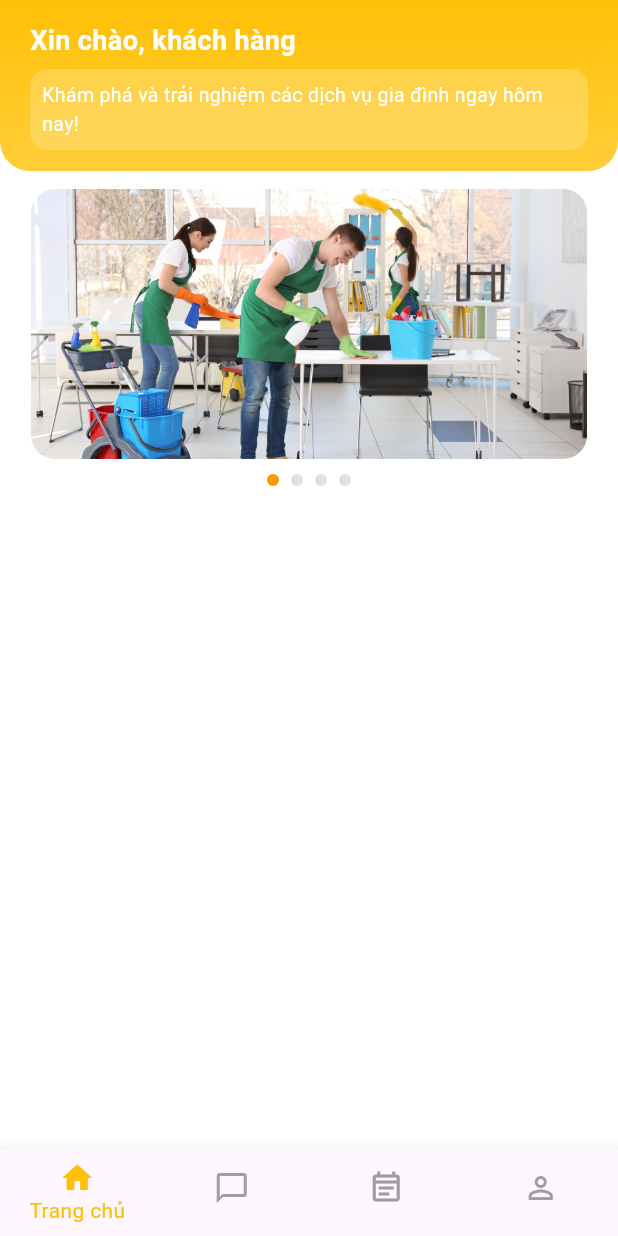
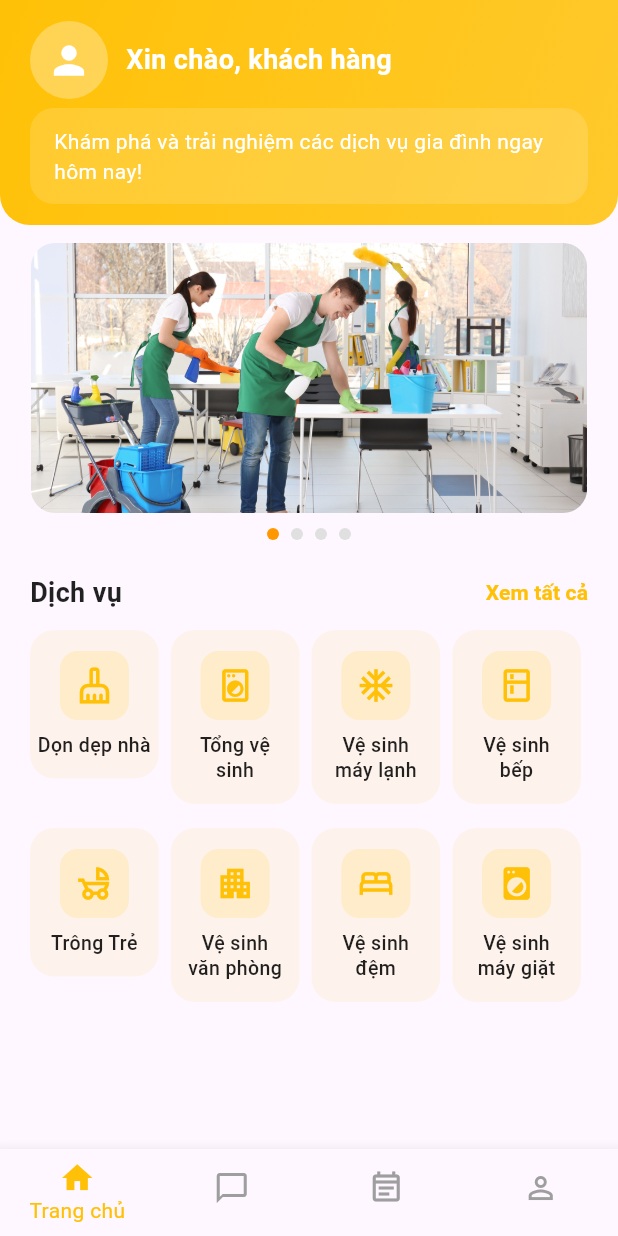
Before and after one commit to hthyen/TidyBee, a Flutter app: the screen it shows after launch, on a phone screen of 412 x 824 dp. Run offline on Flutter 3.47's test engine with Material 3 defaults, Android fonts, the phone set to English and light mode, and no system bars; drawn by our look-alikes of carousel_slider; our stand-ins replace go_router, shared_preferences.

Commit message:
Add ui home services

```diff
--- a/tidybee_fe_app/lib/features/customer/screens/customer_home/customer_home_screen.dart
+++ b/tidybee_fe_app/lib/features/customer/screens/customer_home/customer_home_screen.dart
@@ -1,6 +1,7 @@
 import 'package:flutter/material.dart';
 import 'package:tidybee_fe_app/features/customer/widgets/homepage_widgets/home_banner_slide.dart';
 import 'package:tidybee_fe_app/features/customer/widgets/homepage_widgets/home_header.dart';
+import 'package:tidybee_fe_app/features/customer/widgets/homepage_widgets/home_services.dart';
 
 class CustomerHomeScreen extends StatefulWidget {
   final String token;
@@ -15,7 +16,6 @@ class _CustomerHomeScreenState extends State<CustomerHomeScreen> {
   @override
   Widget build(BuildContext context) {
     return Scaffold(
-      backgroundColor: Colors.white,
       body: SafeArea(
         child: SingleChildScrollView(
           child: Column(
@@ -29,6 +29,11 @@ class _CustomerHomeScreenState extends State<CustomerHomeScreen> {
 
               // Slide images
               HomeBannerSlide(),
+
+              SizedBox(height: 12),
+
+              // Home services
+              HomeServices(),
             ],
           ),
         ),
--- a/tidybee_fe_app/lib/features/customer/widgets/homepage_widgets/home_header.dart
+++ b/tidybee_fe_app/lib/features/customer/widgets/homepage_widgets/home_header.dart
@@ -19,9 +19,9 @@ class _HomeHeaderState extends State<HomeHeader> {
       // Header colors
       decoration: BoxDecoration(
         gradient: LinearGradient(
-          colors: [AppColors.primary, AppColors.primary.withOpacity(0.8)],
-          begin: Alignment.topCenter,
-          end: Alignment.bottomCenter,
+          colors: [AppColors.primary, AppColors.primary.withOpacity(0.85)],
+          begin: Alignment.topLeft,
+          end: Alignment.bottomRight,
         ),
         borderRadius: const BorderRadius.only(
           bottomLeft: Radius.circular(20),
@@ -33,6 +33,21 @@ class _HomeHeaderState extends State<HomeHeader> {
       child: Column(
         crossAxisAlignment: CrossAxisAlignment.start,
         children: [
+          Row(
+            children: [
+              // Avatar
+              CircleAvatar(
+                radius: 26,
+                backgroundColor: Colors.white.withOpacity(0.3),
+                child: const Icon(Icons.person, size: 30, color: Colors.white),
+              ),
+
+              const SizedBox(width: 12),
+
+              // Greeting
+              Column(
+                crossAxisAlignment: CrossAxisAlignment.start,
+                children: [
                   // Title
                   Text(
                     "Xin chào, ${widget.userName}",
@@ -42,19 +57,24 @@ class _HomeHeaderState extends State<HomeHeader> {
                       fontWeight: FontWeight.w600,
                     ),
                   ),
+                ],
+              ),
+            ],
+          ),
 
           const SizedBox(height: 6),
 
           // Subtitle
           Container(
-            padding: const EdgeInsets.all(8),
+            width: double.infinity,
+            padding: const EdgeInsets.symmetric(horizontal: 16, vertical: 12),
             decoration: BoxDecoration(
-              color: Colors.white.withOpacity(0.2),
-              borderRadius: BorderRadius.circular(12),
+              color: Colors.white.withOpacity(0.15),
+              borderRadius: BorderRadius.circular(16),
             ),
             child: const Text(
               "Khám phá và trải nghiệm các dịch vụ gia đình ngay hôm nay!",
-              style: TextStyle(color: Colors.white, fontSize: 13),
+              style: TextStyle(color: Colors.white, fontSize: 14, height: 1.4),
             ),
           ),
         ],
--- /dev/null
+++ b/tidybee_fe_app/lib/features/customer/widgets/homepage_widgets/home_services.dart
@@ -0,0 +1,131 @@
+import 'package:flutter/material.dart';
+import 'package:tidybee_fe_app/core/theme/app_colors.dart';
+
+class HomeServices extends StatefulWidget {
+  const HomeServices({super.key});
+
+  @override
+  State<HomeServices> createState() => _HomeServicesState();
+}
+
+class _HomeServicesState extends State<HomeServices> {
+  final services = [
+    {"title": "Dọn dẹp nhà", "icon": Icons.cleaning_services_outlined},
+    {"title": "Tổng vệ\nsinh", "icon": Icons.local_laundry_service_outlined},
+    {"title": "Vệ sinh\nmáy lạnh", "icon": Icons.ac_unit_outlined},
+    {"title": "Vệ sinh\nbếp", "icon": Icons.kitchen_outlined},
+    {"title": "Trông Trẻ", "icon": Icons.child_friendly_outlined},
+    {"title": "Vệ sinh\nvăn phòng", "icon": Icons.apartment_outlined},
+    {"title": "Vệ sinh\nđệm", "icon": Icons.bed_outlined},
+    {"title": "Vệ sinh\nmáy giặt", "icon": Icons.local_laundry_service},
+  ];
+
+  @override
+  Widget build(BuildContext context) {
+    return Padding(
+      padding: const EdgeInsets.symmetric(horizontal: 20, vertical: 8),
+      child: Column(
+        crossAxisAlignment: CrossAxisAlignment.start,
+        children: [
+          // Header - Button view all
+          Row(
+            mainAxisAlignment: MainAxisAlignment.spaceBetween,
+            children: [
+              // Title
+              const Text(
+                "Dịch vụ",
+                style: TextStyle(
+                  fontSize: 18,
+                  fontWeight: FontWeight.w700,
+                  color: Colors.black87,
+                ),
+              ),
+
+              // Button view all
+              TextButton(
+                onPressed: () {},
+                style: TextButton.styleFrom(
+                  padding: EdgeInsets.zero,
+                  minimumSize: const Size(40, 30),
+                  tapTargetSize: MaterialTapTargetSize.shrinkWrap,
+                ),
+                child: Text(
+                  "Xem tất cả",
+                  style: TextStyle(
+                    color: AppColors.primary,
+                    fontSize: 14,
+                    fontWeight: FontWeight.w600,
+                  ),
+                ),
+              ),
+            ],
+          ),
+
+          const SizedBox(height: 10),
+
+          // Wrap to show all services of app
+          // Wrap == flex
+          Wrap(
+            alignment: WrapAlignment.spaceBetween,
+            spacing: 8,
+            runSpacing: 16,
+            children: services.map((service) {
+              return SizedBox(
+                // MediaQuery: take size of device screen
+                width: MediaQuery.of(context).size.width / 4.8,
+                child: GestureDetector(
+                  onTap: () {
+                    // điều hướng sang chi tiết dịch vụ
+                  },
+                  child: Container(
+                    decoration: BoxDecoration(
+                      color: AppColors.primary.withOpacity(0.08),
+                      borderRadius: BorderRadius.circular(16),
+                    ),
+                    padding: const EdgeInsets.symmetric(vertical: 14),
+                    child: Column(
+                      mainAxisSize: MainAxisSize.min,
+                      mainAxisAlignment: MainAxisAlignment.center,
+                      children: [
+                        Container(
+                          padding: const EdgeInsets.all(10),
+                          decoration: BoxDecoration(
+                            color: AppColors.primary.withOpacity(0.15),
+                            borderRadius: BorderRadius.circular(12),
+                          ),
+
+                          // Icon
+                          child: Icon(
+                            service["icon"] as IconData,
+                            color: AppColors.primary,
+                            size: 26,
+                          ),
+                        ),
+
+                        const SizedBox(height: 8),
+
+                        // Title
+                        Text(
+                          service["title"] as String,
+                          textAlign: TextAlign.center,
+                          style: const TextStyle(
+                            fontSize: 13,
+                            color: Colors.black87,
+                            fontWeight: FontWeight.w500,
+                            height: 1.3,
+                          ),
+                        ),
+                      ],
+                    ),
+                  ),
+                ),
+              );
+            }).toList(),
+          ),
+
+          const SizedBox(height: 20),
+        ],
+      ),
+    );
+  }
+}
```
Lines whose indentation alone changed are shown as unchanged.
